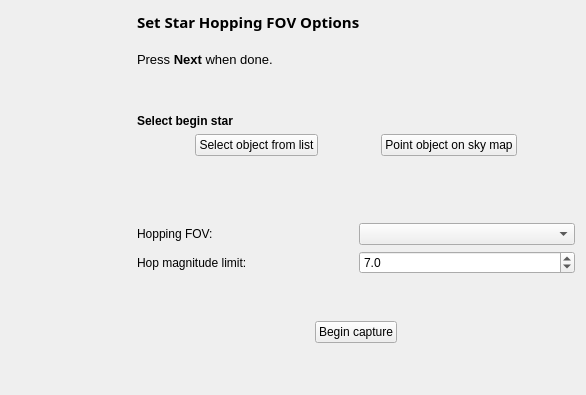
KDE/kstars, file kstars/printing/pwizfovsh.ui: the form before one commit.
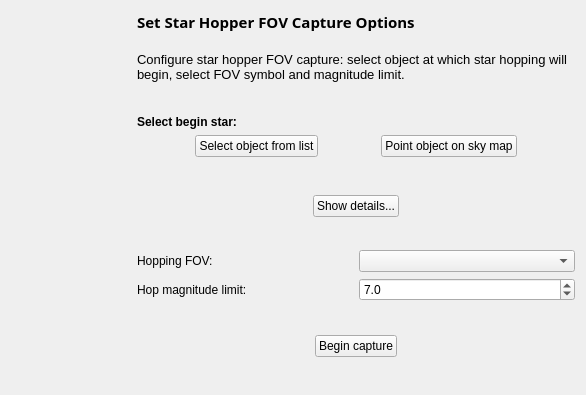
The form after the commit.

What changed in the file:
```diff
--- a/kstars/printing/pwizfovsh.ui
+++ b/kstars/printing/pwizfovsh.ui
@@ -61,7 +61,7 @@
         </font>
        </property>
        <property name="text">
-        <string>Set Star Hopping FOV Options</string>
+        <string>Set Star Hopper FOV Capture Options</string>
        </property>
       </widget>
      </item>
@@ -88,7 +88,7 @@
 &lt;html&gt;&lt;head&gt;&lt;meta name=&quot;qrichtext&quot; content=&quot;1&quot; /&gt;&lt;style type=&quot;text/css&quot;&gt;
 p, li { white-space: pre-wrap; }
 &lt;/style&gt;&lt;/head&gt;&lt;body style=&quot; font-family:'Sans'; font-size:10pt; font-weight:400; font-style:normal;&quot;&gt;
-&lt;p style=&quot; margin-top:12px; margin-bottom:12px; margin-left:0px; margin-right:0px; -qt-block-indent:0; text-indent:0px;&quot;&gt;Press &lt;span style=&quot; font-weight:600;&quot;&gt;Next&lt;/span&gt; when done.&lt;/p&gt;&lt;/body&gt;&lt;/html&gt;</string>
+&lt;p style=&quot; margin-top:12px; margin-bottom:12px; margin-left:0px; margin-right:0px; -qt-block-indent:0; text-indent:0px;&quot;&gt;Configure star hopper FOV capture: select object at which star hopping will begin, select FOV symbol and magnitude limit.&lt;/p&gt;&lt;/body&gt;&lt;/html&gt;</string>
        </property>
        <property name="wordWrap">
         <bool>true</bool>
@@ -117,7 +117,7 @@
         </font>
        </property>
        <property name="text">
-        <string>Select begin star</string>
+        <string>Select begin star:</string>
        </property>
       </widget>
      </item>
@@ -188,6 +188,59 @@
        </property>
       </widget>
      </item>
+     <item>
+      <spacer name="verticalSpacer_3">
+       <property name="orientation">
+        <enum>Qt::Vertical</enum>
+       </property>
+       <property name="sizeType">
+        <enum>QSizePolicy::Fixed</enum>
+       </property>
+       <property name="sizeHint" stdset="0">
+        <size>
+         <width>20</width>
+         <height>12</height>
+        </size>
+       </property>
+      </spacer>
+     </item>
+     <item>
+      <layout class="QHBoxLayout" name="horizontalLayout_2">
+       <item>
+        <spacer name="horizontalSpacer_6">
+         <property name="orientation">
+          <enum>Qt::Horizontal</enum>
+         </property>
+         <property name="sizeHint" stdset="0">
+          <size>
+           <width>40</width>
+           <height>20</height>
+          </size>
+         </property>
+        </spacer>
+       </item>
+       <item>
+        <widget class="QPushButton" name="detailsButton">
+         <property name="text">
+          <string>Show details...</string>
+         </property>
+        </widget>
+       </item>
+       <item>
+        <spacer name="horizontalSpacer_7">
+         <property name="orientation">
+          <enum>Qt::Horizontal</enum>
+         </property>
+         <property name="sizeHint" stdset="0">
+          <size>
+           <width>40</width>
+           <height>20</height>
+          </size>
+         </property>
+        </spacer>
+       </item>
+      </layout>
+     </item>
      <item>
       <spacer name="verticalSpacer">
        <property name="orientation">
```
